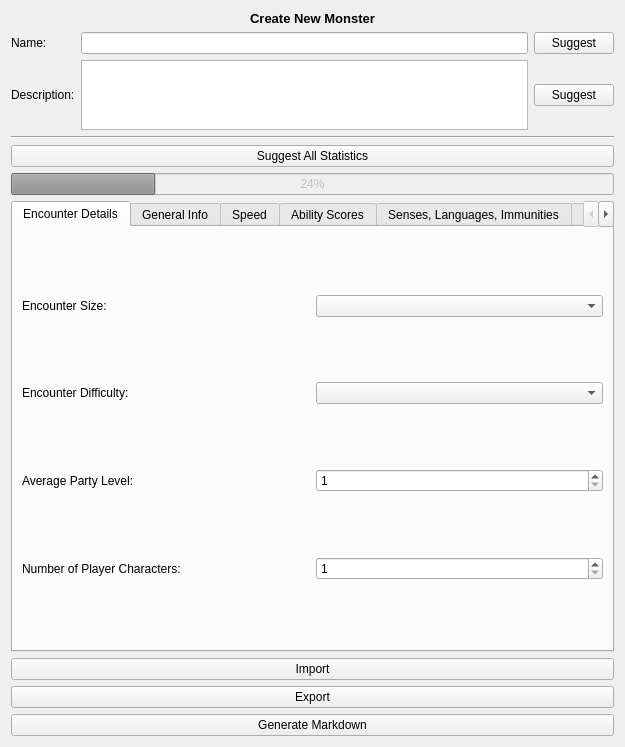
Above: monster_forge/gui/view/qt_designer/create_monster_view.ui from Zhendryk/monster_maker before the change. Below: the same form after it.
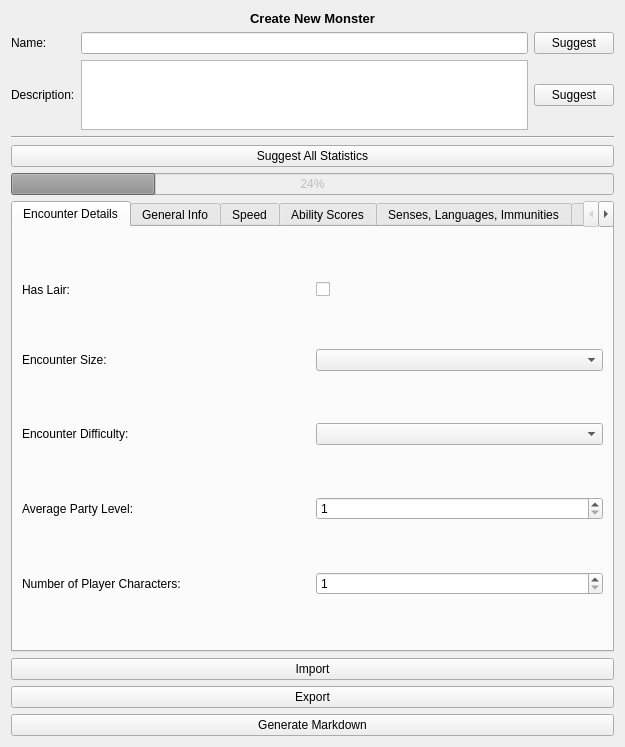
That is the form after the change.

Patch:
```diff
--- a/monster_forge/gui/view/qt_designer/create_monster_view.ui
+++ b/monster_forge/gui/view/qt_designer/create_monster_view.ui
@@ -116,27 +116,20 @@
        <string>Encounter Details</string>
       </attribute>
       <layout class="QGridLayout" name="gridLayout_4">
-       <item row="2" column="0">
+       <item row="3" column="0">
         <widget class="QLabel" name="_lbl_avg_party_level">
          <property name="text">
           <string>Average Party Level:</string>
          </property>
         </widget>
        </item>
-       <item row="0" column="0">
-        <widget class="QLabel" name="_lbl_encounter_size">
-         <property name="text">
-          <string>Encounter Size:</string>
-         </property>
-        </widget>
-       </item>
-       <item row="1" column="1">
+       <item row="2" column="1">
         <widget class="QComboBox" name="cb_encounter_difficulty"/>
        </item>
-       <item row="0" column="1">
+       <item row="1" column="1">
         <widget class="QComboBox" name="cb_encounter_size"/>
        </item>
-       <item row="2" column="1">
+       <item row="3" column="1">
         <widget class="QSpinBox" name="spinbox_avg_party_level">
          <property name="minimum">
           <number>1</number>
@@ -146,21 +139,21 @@
          </property>
         </widget>
        </item>
-       <item row="1" column="0">
-        <widget class="QLabel" name="_lbl_encounter_difficulty">
-         <property name="text">
-          <string>Encounter Difficulty:</string>
-         </property>
-        </widget>
-       </item>
-       <item row="3" column="0">
+       <item row="4" column="0">
         <widget class="QLabel" name="_lbl_num_pcs">
          <property name="text">
           <string>Number of Player Characters:</string>
          </property>
         </widget>
        </item>
-       <item row="3" column="1">
+       <item row="1" column="0">
+        <widget class="QLabel" name="_lbl_encounter_size">
+         <property name="text">
+          <string>Encounter Size:</string>
+         </property>
+        </widget>
+       </item>
+       <item row="4" column="1">
         <widget class="QSpinBox" name="spinbox_num_pcs">
          <property name="minimum">
           <number>1</number>
@@ -173,6 +166,27 @@
          </property>
         </widget>
        </item>
+       <item row="2" column="0">
+        <widget class="QLabel" name="_lbl_encounter_difficulty">
+         <property name="text">
+          <string>Encounter Difficulty:</string>
+         </property>
+        </widget>
+       </item>
+       <item row="0" column="0">
+        <widget class="QLabel" name="_lbl_has_lair">
+         <property name="text">
+          <string>Has Lair:</string>
+         </property>
+        </widget>
+       </item>
+       <item row="0" column="1">
+        <widget class="QCheckBox" name="checkbox_has_lair">
+         <property name="text">
+          <string/>
+         </property>
+        </widget>
+       </item>
       </layout>
      </widget>
      <widget class="QWidget" name="tab_general_info">
```
